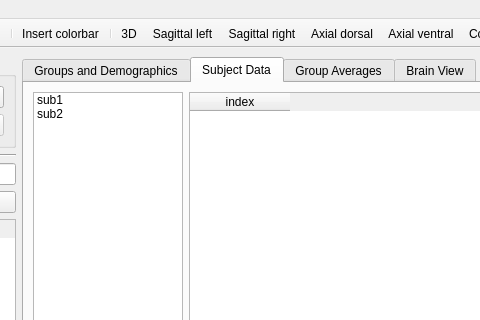
softmatterlab/Braph-2.0-Python, file braphy/gui/ui_files/cohort_editor.ui: the form before one commit; both pictures show x 458 to 938 and y 0 to 320 of the 1255 by 721 pixel window.
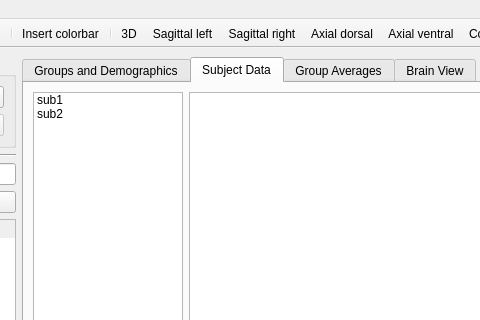
The form after the commit. The open tabs and pages were chosen to show the change. Icons and pictures are not drawn. Custom widgets are drawn as their Qt base class.

```diff
--- a/braphy/gui/ui_files/cohort_editor.ui
+++ b/braphy/gui/ui_files/cohort_editor.ui
@@ -670,13 +670,7 @@
              </widget>
             </item>
             <item>
-             <widget class="QTableWidget" name="tableWidget_subject_data">
-              <column>
-               <property name="text">
-                <string>index</string>
-               </property>
-              </column>
-             </widget>
+             <widget class="QTableWidget" name="tableWidget_subject_data"/>
             </item>
            </layout>
           </item>
```
Left out of the diff: 2 changed lines with no effect on the pictures.
